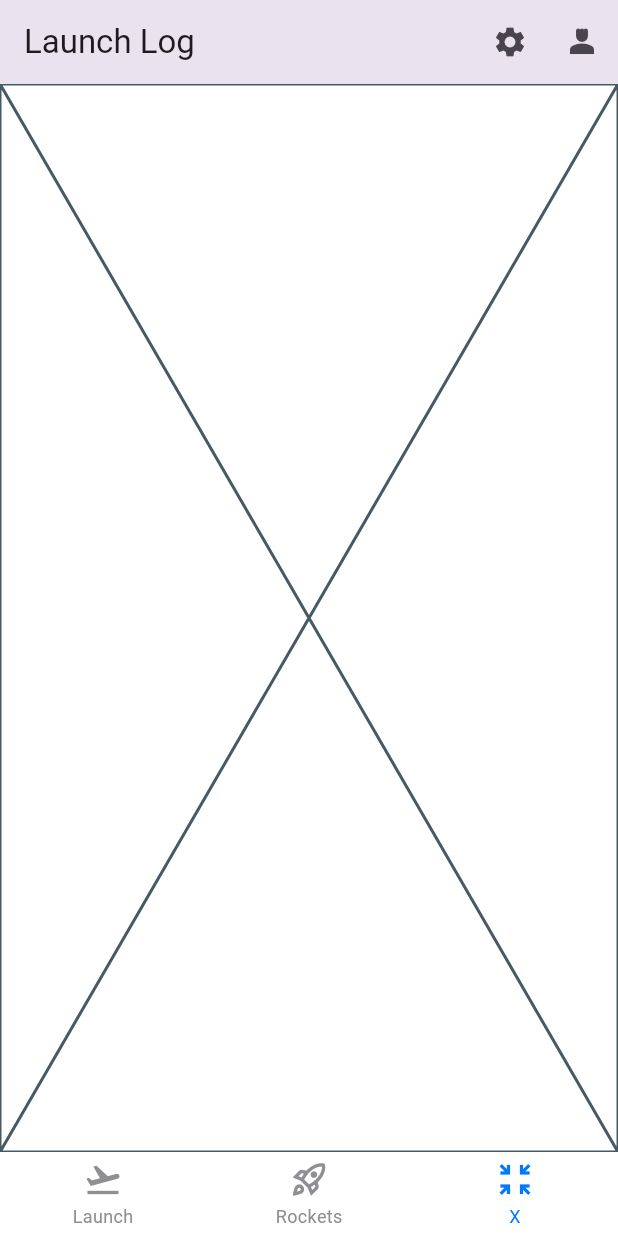
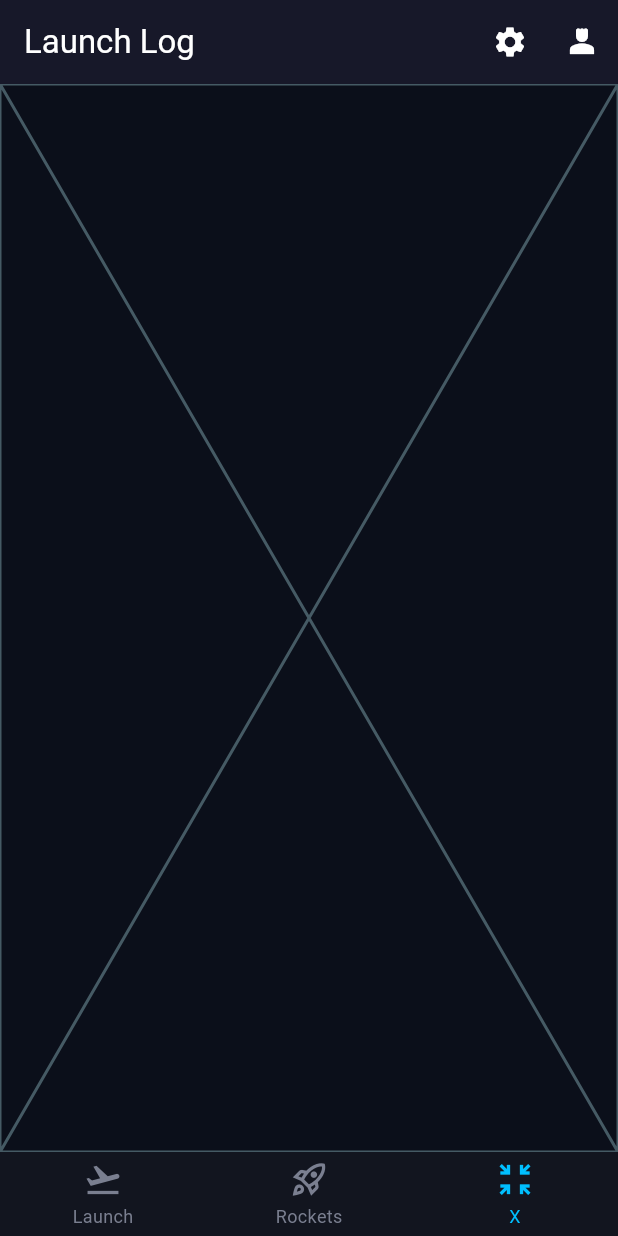
Before and after one commit to satyaroutray1/launchlog, a Flutter app: the screen it shows after launch, item 3 of the bottom bar chosen, on a phone screen of 412 x 824 dp. Run offline on Flutter 3.47's test engine with Material 3 defaults, Android fonts, the phone set to English and light mode, and no system bars; drawn by our look-alikes of persistent_bottom_nav_bar_v2; our stand-ins replace bloc, equatable, flutter_bloc, get_it; network calls fail.

Commit message:
theme change

```diff
--- a/lib/features/launch/presentation/bloc/launch_bloc.dart
+++ b/lib/features/launch/presentation/bloc/launch_bloc.dart
@@ -23,7 +23,6 @@ class LaunchBloc extends Bloc<LaunchEvent, LaunchState> {
 
     try {
       final a = await launchUseCase();
-      print(a);
       emit(DataAvailable(launches: a));
     }catch (e){
       emit(Error(error: e.toString()));
--- a/lib/features/launch/presentation/screens/home.dart
+++ b/lib/features/launch/presentation/screens/home.dart
@@ -17,25 +17,35 @@ class HomeScreen extends StatelessWidget {
   List<PersistentTabConfig> _tabs() => [
     PersistentTabConfig(
       screen: Container(
-          //color:Colors.black,
+          color:Color(0xff0B0F1A),
           child: LaunchScreen()),
       item: ItemConfig(
         icon: Icon(Icons.flight_takeoff_sharp),
         title: "Launch",
+        inactiveForegroundColor: Color(0xff7A7F90),
+        activeForegroundColor: Color(0xff00BFFF),
   ),
     ),
     PersistentTabConfig(
-      screen: RocketScreen(),
+      screen: Container(
+          color:Color(0xff0B0F1A),
+          child: RocketScreen()),
       item: ItemConfig(
         icon: Icon(Icons.rocket_launch_outlined),
         title: "Rockets",
+        inactiveForegroundColor: Color(0xff7A7F90),
+        activeForegroundColor: Color(0xff00BFFF),
       ),
     ),
     PersistentTabConfig(
-      screen: Placeholder(),
+      screen: Container(
+          color:Color(0xff0B0F1A),
+          child: Placeholder()),
       item: ItemConfig(
         icon: Icon(Icons.zoom_in_map),
         title: "X",
+        inactiveForegroundColor: Color(0xff7A7F90),
+        activeForegroundColor: Color(0xff00BFFF),
       ),
     ),
   ];
@@ -44,11 +54,12 @@ class HomeScreen extends StatelessWidget {
   Widget build(BuildContext context) {
     return SafeArea(child: Scaffold(
       appBar: AppBar(
-        title: Text('Launch Log'),
+        backgroundColor: Color(0xff0B0F1A),
+        title: Text('Launch Log', style: TextStyle(color: Colors.white),),
         elevation: 10,
         actions: [
-          IconButton(onPressed: (){}, icon: Icon(Icons.settings)),
-          IconButton(onPressed: (){}, icon: Icon(Icons.person_4)),
+          IconButton(onPressed: (){}, icon: Icon(Icons.settings, color: Colors.white,)),
+          IconButton(onPressed: (){}, icon: Icon(Icons.person_4, color: Colors.white,)),
 
         ],
       ),
@@ -56,6 +67,9 @@ class HomeScreen extends StatelessWidget {
         tabs: _tabs(),
         navBarBuilder: (navBarConfig) => Style1BottomNavBar(
           navBarConfig: navBarConfig,
+          navBarDecoration: NavBarDecoration(
+            color: Color(0xff12151F)
+          ),
         ),
       ),
     ));
--- a/lib/features/launch/presentation/screens/launch_details.dart
+++ b/lib/features/launch/presentation/screens/launch_details.dart
@@ -8,13 +8,17 @@ class LaunchDetails extends StatelessWidget {
   @override
   Widget build(BuildContext context) {
     return SafeArea(child: Scaffold(
+      backgroundColor: Color(0xff0B0F1A),
       body: Column(
+        crossAxisAlignment: CrossAxisAlignment.center,
         children: [
           Expanded(child: Hero(tag: id,
           child: Image.network(image))),
-          Expanded(child: Column(
+          Expanded(
+              child: Column(
             children: [
-              Text(details)
+              Text(details, textAlign: TextAlign.start,),
+
             ],
           ))
         ],
--- a/lib/features/launch/presentation/screens/launch_screen.dart
+++ b/lib/features/launch/presentation/screens/launch_screen.dart
@@ -48,6 +48,7 @@ class _LaunchScreenState extends State<LaunchScreen> {
                       margin: EdgeInsets.fromLTRB(5, 0, 5, 0),
                       padding: EdgeInsets.all(5),
                       child: Card(
+                        color: Color(0xff1C1F2A),
                         child: SizedBox(
                           height: 200,
                           child: Row(
--- a/lib/features/launch/presentation/screens/rocket_screen.dart
+++ b/lib/features/launch/presentation/screens/rocket_screen.dart
@@ -42,12 +42,17 @@ class _RocketScreenState extends State<RocketScreen> {
               onTap: (){
 
               },
+              child: Container(
+                margin: EdgeInsets.fromLTRB(5, 0, 5, 0),
+                padding: EdgeInsets.all(5),
                 child: Card(
+                  color: Color(0xff1C1F2A),
                   child: SizedBox(
                     height: 200,
                     child: Row(
                       children: [
-                      Hero(
+                        Expanded(
+                          child: Hero(
                             tag: rockets[i].id,
                             child: Image.network(
                               rockets[i].flickrImages[0].toString(),
@@ -70,6 +75,7 @@ class _RocketScreenState extends State<RocketScreen> {
                               },
                               fit: BoxFit.cover,
                               height: 150, width: 150,
+                            ),
                           ),
                         ),
                         SizedBox(width: 10,),
@@ -101,6 +107,7 @@ class _RocketScreenState extends State<RocketScreen> {
                     ),
                   ),
                 ),
+              ),
             );
           });
         });
--- a/lib/main.dart
+++ b/lib/main.dart
@@ -33,10 +33,9 @@ class MyApp extends StatelessWidget {
           secondary: Color(0xFFFF6F00), // Orange accent
         ),
         textTheme: TextTheme(
-          bodySmall: TextStyle(color: Colors.black),
-          bodyLarge: TextStyle(color: Colors.black),
-          bodyMedium: TextStyle(color: Colors.black),
-
+          bodyLarge: TextStyle(color: Colors.white),
+          bodyMedium: TextStyle(color: Color(0xFFC0C5D0)),
+          titleLarge: TextStyle(color: Colors.white),
         ),
         useMaterial3: true,
       ),
```
Lines whose indentation alone changed are shown as unchanged.
